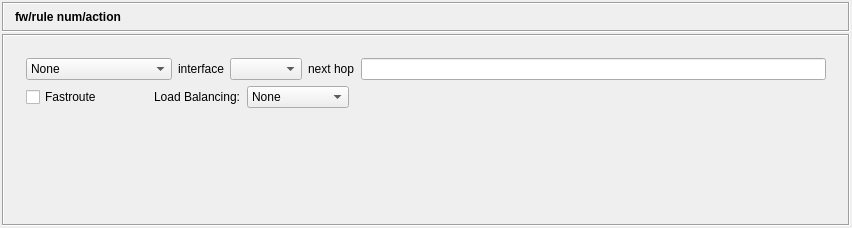
Old version of the form src/gui/actionsdialog_q.ui in the repository fwbuilder/fwbuilder.
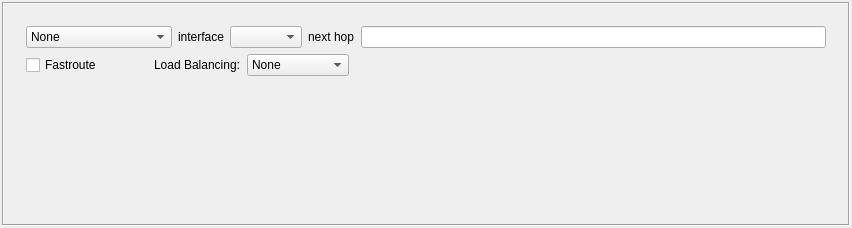
New version of the form. Icons and pictures are not drawn. Custom widgets are drawn as their Qt base class.

Commit message: fixes #491, #501 dialog layout fixes to make them look more consistent, using widget promotion feature in Designer to build stack of editor dialogs in the bottom panel of the main window instead of building them at run time

```diff
--- a/src/gui/actionsdialog_q.ui
+++ b/src/gui/actionsdialog_q.ui
@@ -24,71 +24,6 @@
      <property name="spacing" >
       <number>2</number>
      </property>
-     <item>
-      <widget class="QFrame" name="frame3" >
-       <property name="sizePolicy" >
-        <sizepolicy vsizetype="Fixed" hsizetype="Preferred" >
-         <horstretch>0</horstretch>
-         <verstretch>0</verstretch>
-        </sizepolicy>
-       </property>
-       <property name="minimumSize" >
-        <size>
-         <width>16</width>
-         <height>30</height>
-        </size>
-       </property>
-       <property name="autoFillBackground" >
-        <bool>true</bool>
-       </property>
-       <property name="frameShape" >
-        <enum>QFrame::Box</enum>
-       </property>
-       <property name="frameShadow" >
-        <enum>QFrame::Sunken</enum>
-       </property>
-       <layout class="QHBoxLayout" >
-        <property name="spacing" >
-         <number>2</number>
-        </property>
-        <property name="margin" >
-         <number>2</number>
-        </property>
-        <item>
-         <widget class="QLabel" name="icon" >
-          <property name="text" >
-           <string/>
-          </property>
-          <property name="pixmap" >
-           <pixmap resource="MainRes.qrc" >:/Icons/Accept</pixmap>
-          </property>
-         </widget>
-        </item>
-        <item>
-         <widget class="QLabel" name="action" >
-          <property name="sizePolicy" >
-           <sizepolicy vsizetype="Expanding" hsizetype="Expanding" >
-            <horstretch>0</horstretch>
-            <verstretch>0</verstretch>
-           </sizepolicy>
-          </property>
-          <property name="font" >
-           <font>
-            <weight>75</weight>
-            <bold>true</bold>
-           </font>
-          </property>
-          <property name="text" >
-           <string>fw/rule num/action</string>
-          </property>
-          <property name="wordWrap" >
-           <bool>false</bool>
-          </property>
-         </widget>
-        </item>
-       </layout>
-      </widget>
-     </item>
      <item>
       <widget class="QFrame" name="frame4" >
        <property name="frameShape" >
```
The commit also changes 49 other files.
